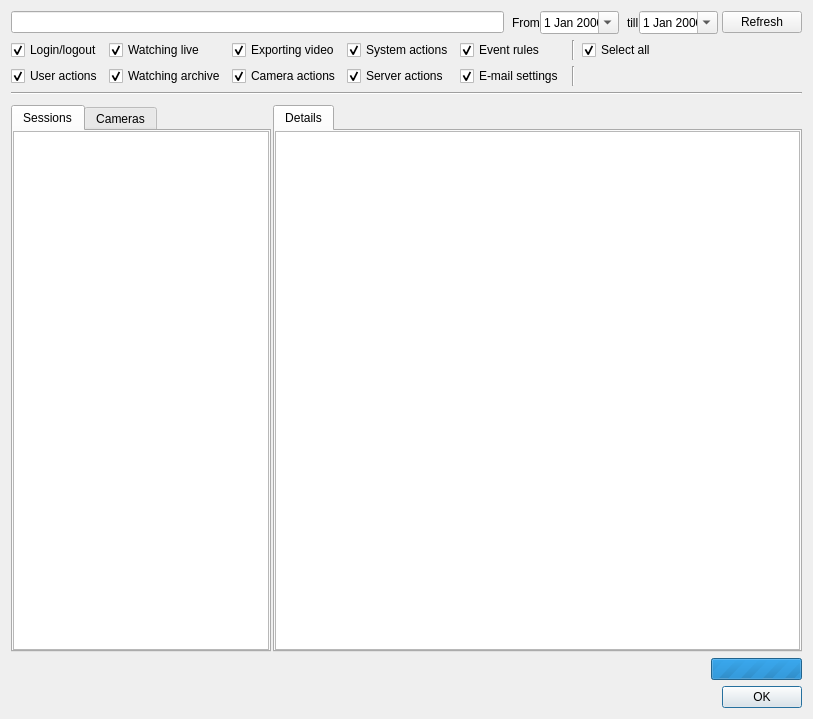
networkoptix/nx_open, file client/src/ui/dialogs/audit_log_dialog.ui: the form before one commit.
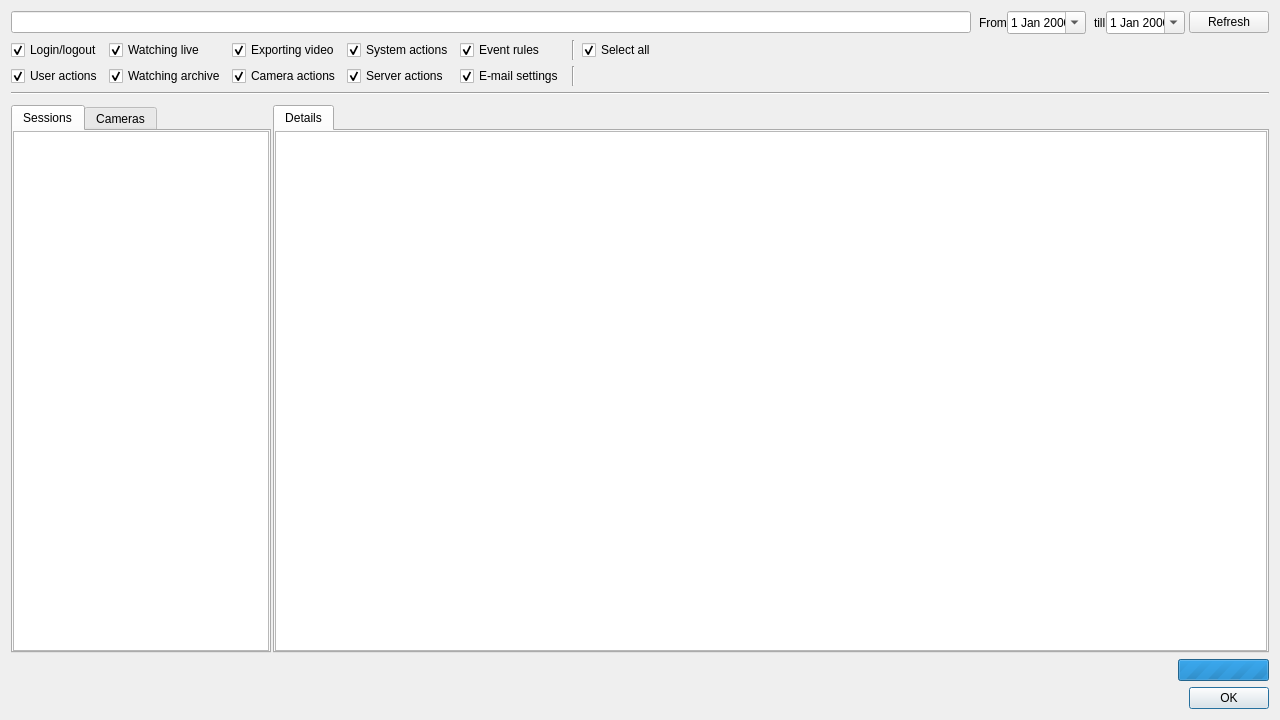
The form after the commit. Custom widgets are drawn as their Qt base class.

Commit message:
VMS-627: Tables of audit trail moves if to switch from "Sessions" to "Cameras"
<==== Mercurial data ====>
Branch: dev_2.4.0_gui

The edit to the form file:
```diff
--- a/client/src/ui/dialogs/audit_log_dialog.ui
+++ b/client/src/ui/dialogs/audit_log_dialog.ui
@@ -6,10 +6,16 @@
    <rect>
     <x>0</x>
     <y>0</y>
-    <width>813</width>
-    <height>719</height>
+    <width>1280</width>
+    <height>720</height>
    </rect>
   </property>
+  <property name="minimumSize">
+   <size>
+    <width>1200</width>
+    <height>0</height>
+   </size>
+  </property>
   <property name="windowTitle">
    <string>Audit Trail</string>
   </property>
```
The commit also changes 2 other files.
